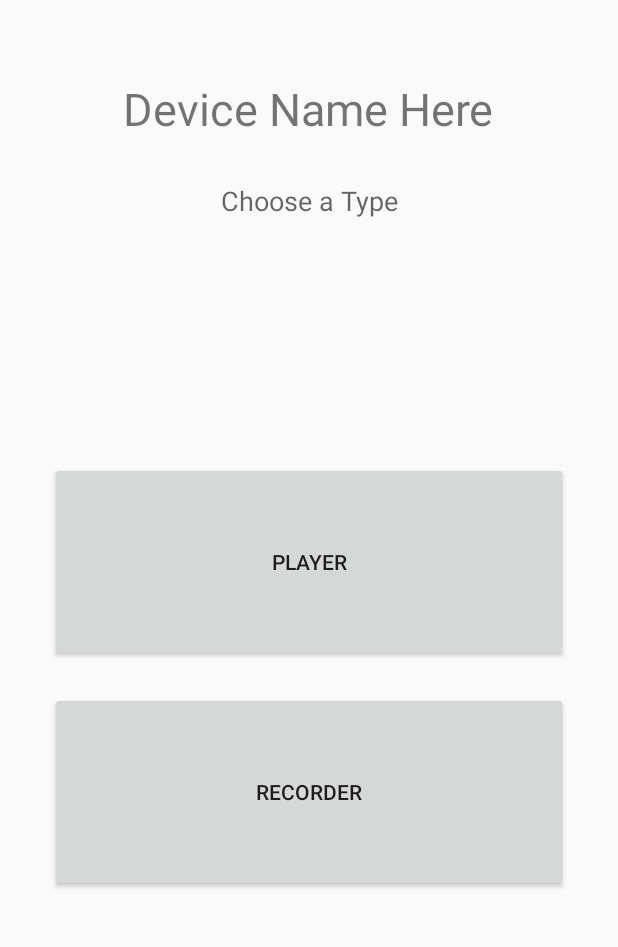
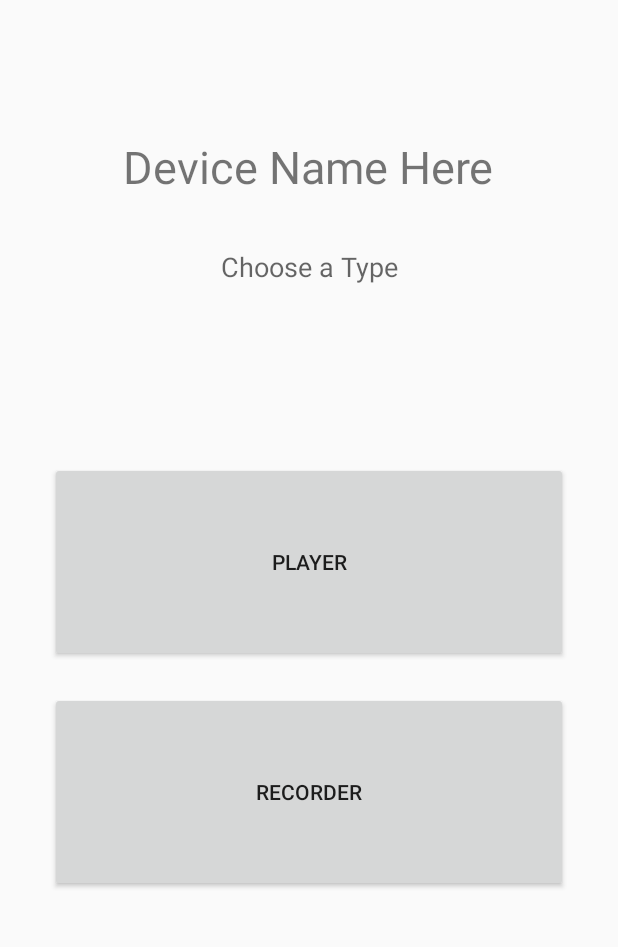
Before and after one commit to jeremyimmanuel/sensorDetection2, an Android app: the layout activity_main.xml on its own in the app's theme, with its tools: preview values and no code run, on a phone screen of 412 x 824 dp, the part 146-1093 px from its top. Run offline under Robolectric (Android 15) with nearby library versions, the phone set to English and light mode, and no system bars.

Commit message:
fixed layout in activity_main.xml

```diff
--- a/SensorDetectionApp/app/src/main/res/layout/activity_main.xml
+++ b/SensorDetectionApp/app/src/main/res/layout/activity_main.xml
@@ -50,12 +50,12 @@
         android:lineSpacingExtra="8sp"
         android:text="@string/choose_type"
         android:textAppearance="@style/TextAppearance.AppCompat.Medium"
-        app:layout_constraintBottom_toBottomOf="parent"
+        app:layout_constraintBottom_toTopOf="@+id/button_player"
         app:layout_constraintEnd_toEndOf="parent"
         app:layout_constraintHorizontal_bias="0.571"
         app:layout_constraintStart_toStartOf="parent"
         app:layout_constraintTop_toTopOf="parent"
-        app:layout_constraintVertical_bias="0.269" />
+        app:layout_constraintVertical_bias="0.699" />
 
     <TextView
         android:id="@+id/textView3"
@@ -84,11 +84,11 @@
         android:layout_marginBottom="8dp"
         android:text="Device Name Here"
         android:textSize="30sp"
-        app:layout_constraintBottom_toTopOf="@+id/button_player"
+        app:layout_constraintBottom_toTopOf="@+id/textView2"
         app:layout_constraintEnd_toEndOf="parent"
         app:layout_constraintHorizontal_bias="0.496"
         app:layout_constraintStart_toStartOf="parent"
         app:layout_constraintTop_toTopOf="parent"
-        app:layout_constraintVertical_bias="0.406" />
+        app:layout_constraintVertical_bias="0.875" />
 
 </androidx.constraintlayout.widget.ConstraintLayout>
```
